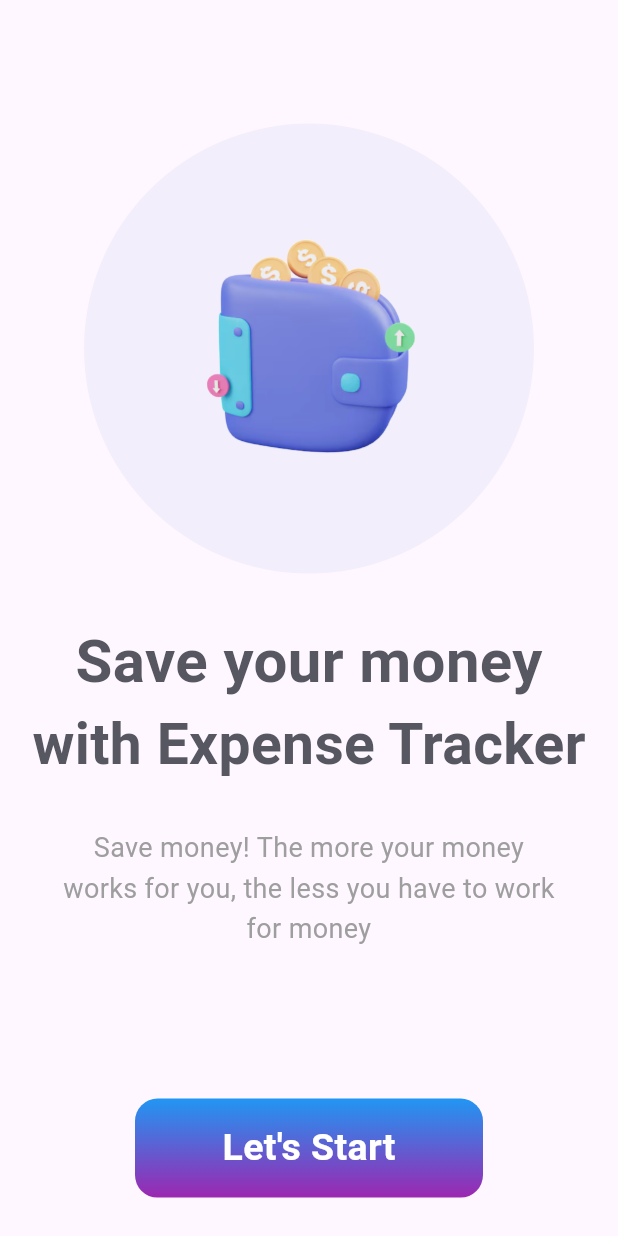
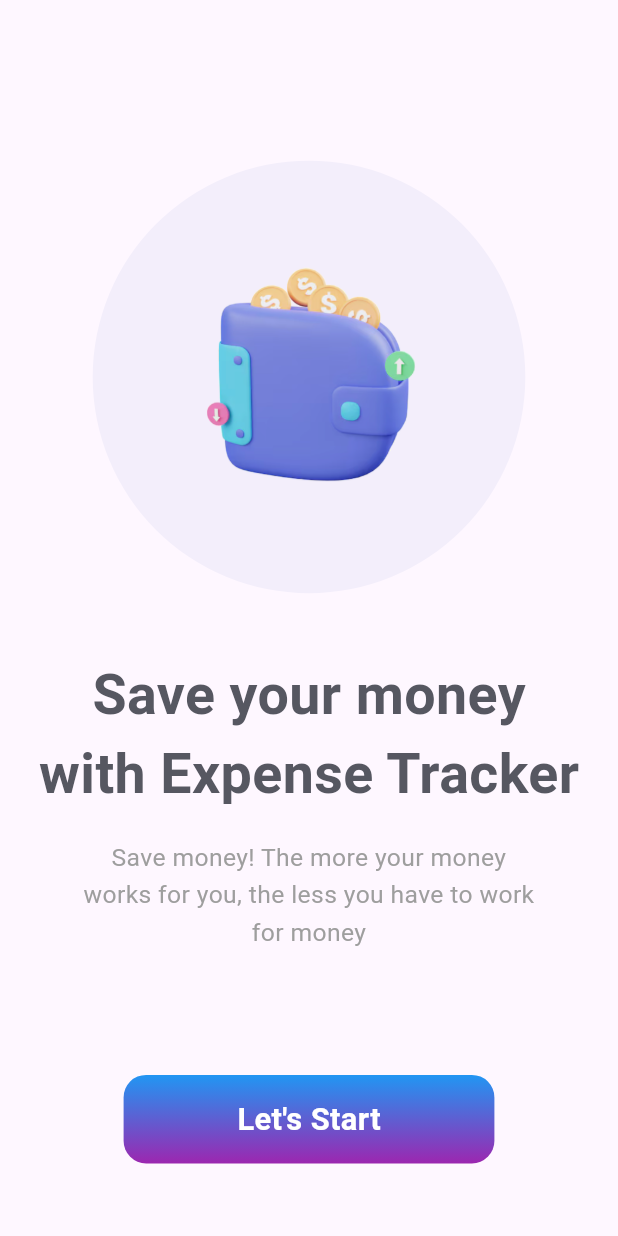
Before and after one commit to pinithasavidya617/money-manage-flutter, a Flutter app: the screen it shows after launch, on a phone screen of 412 x 824 dp. Run offline on Flutter 3.47's test engine with Material 3 defaults, Android fonts, the phone set to English and light mode, and no system bars.

Commit message:
Add Size config for size elements

```diff
--- a/lib/screens/launch_screen.dart
+++ b/lib/screens/launch_screen.dart
@@ -14,17 +14,19 @@ class _LaunchScreenState extends State<LaunchScreen> {
 
   @override
   Widget build(BuildContext context) {
+    final double circleSize = SizeConfig.blockWidth * 70;
     return Scaffold(
-      body: Column(
+      body: SingleChildScrollView(
+        child: Column(
           children: [
             Center(
               child: Container(
-              padding: EdgeInsets.only(top: SizeConfig.blockHeight * 10),
+                padding: EdgeInsets.only(top: SizeConfig.blockHeight * 13),
                 child: Column(
                   children: [
                     Container(
-                    height: 300,
-                    width: 300,
+                      height: circleSize,
+                      width: circleSize,
                       decoration: BoxDecoration(
                           shape: BoxShape.circle,
                           color: Color(0xFFf3eefb)                 ),
@@ -39,30 +41,28 @@ class _LaunchScreenState extends State<LaunchScreen> {
             Column(
               children: [
                 Container(
-                padding: EdgeInsets.only(top: 30),
+                  padding: EdgeInsets.only(top: SizeConfig.blockHeight * 5),
                   child: Text("Save your money",
-                  style: TextStyle(fontSize: 40, fontWeight: FontWeight.bold, color: Color(0xff565761),
+                    style: TextStyle(fontSize: SizeConfig.blockWidth * 9, fontWeight: FontWeight.bold, color: Color(0xff565761),
                     fontStyle: FontStyle.normal),),
                 ),
+                Text("with Expense Tracker",
+                  style: TextStyle(fontSize: SizeConfig.blockWidth * 9, fontWeight: FontWeight.bold, color: Color(0xff565761),
+                      fontStyle: FontStyle.normal),),
                 Container(
-                child: Text("with Expense Tracker",
-                  style: TextStyle(fontSize: 38, fontWeight: FontWeight.bold, color: Color(0xff565761),
-                      fontStyle: FontStyle.normal),),
-              ),
-              Container(
-                padding: EdgeInsets.only(top: 28),
+                  padding: EdgeInsets.only(top: SizeConfig.blockHeight * 2),
                   child: Text(
                       "Save money! The more your money\n"
                       "works for you, the less you have to work\n"
                       "for money",
                   textAlign: TextAlign.center,
-                style: TextStyle(fontSize: 18, color: Colors.grey, height: 1.5)),
+                  style: TextStyle(fontSize: SizeConfig.blockWidth * 4, color: Colors.grey, height: 1.5)),
                 ),
                 SizedBox(
-                height: 100,
+                  height: SizeConfig.blockHeight * 10,
                 ),
                 Container(
-                margin: EdgeInsets.symmetric(horizontal: 90),
+                  margin: EdgeInsets.symmetric(horizontal: SizeConfig.blockWidth * 20),
                   decoration: BoxDecoration(
                     gradient: LinearGradient(colors: [Colors.blue, Colors.purple],
                     begin: Alignment.topCenter,
@@ -83,7 +83,7 @@ class _LaunchScreenState extends State<LaunchScreen> {
                             child: Center(
                               child: Text(
                               "Let's Start",
-                            style: TextStyle(color: Colors.white,fontSize: 25
+                              style: TextStyle(color: Colors.white,fontSize: SizeConfig.blockWidth * 5
                                   , fontWeight: FontWeight.bold)),
                             ),
                           ),
@@ -94,6 +94,7 @@ class _LaunchScreenState extends State<LaunchScreen> {
 
             )
           ],
+        ),
       ),);
   }
 }
```
Lines whose indentation alone changed are shown as unchanged.
